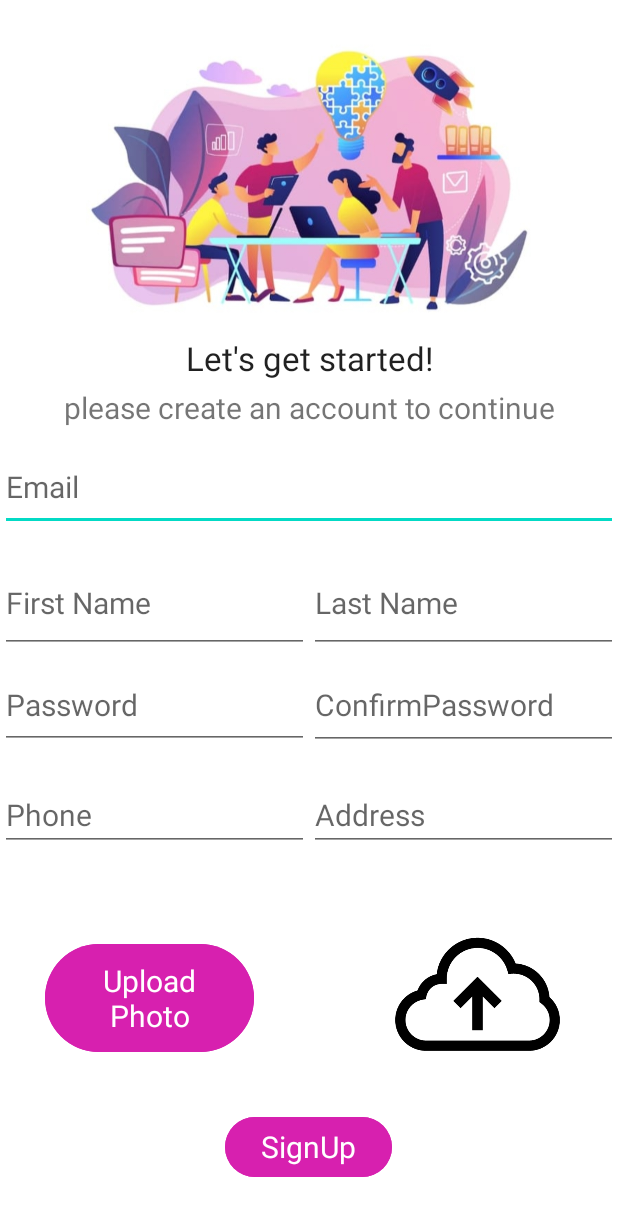
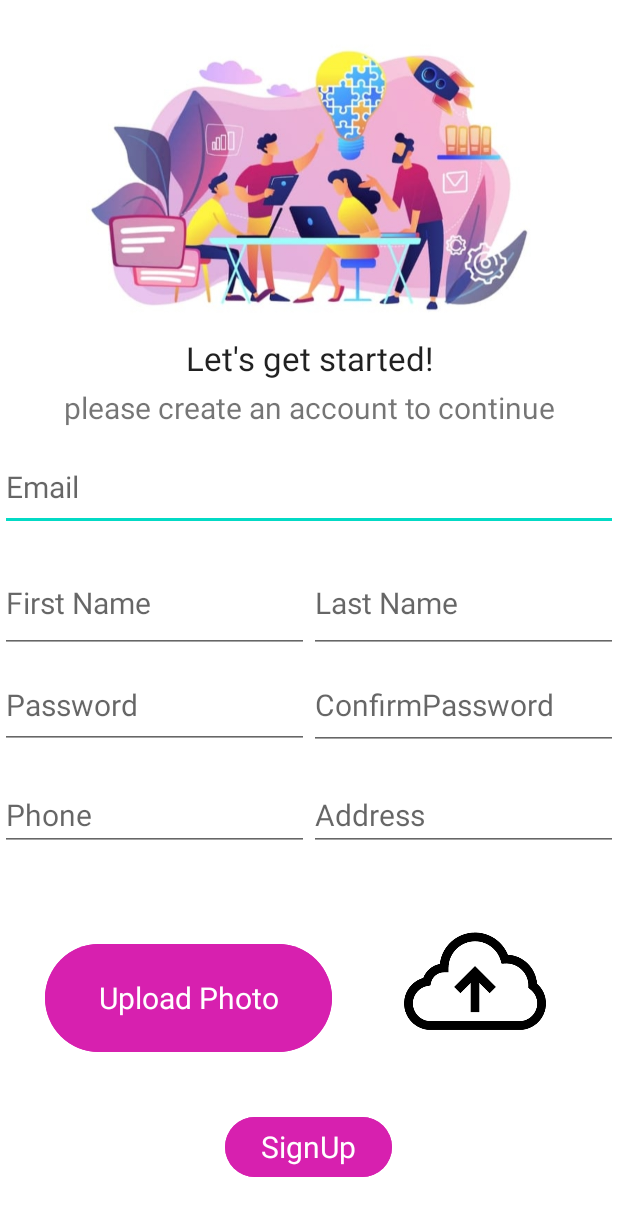
Before and after one commit to Alaasehwail12/ProjectApp, an Android app: the layout fragment_trainee_sign_up.xml on its own in the app's theme, with its tools: preview values and no code run, on a phone screen of 412 x 824 dp. Shown: the top 1216 px of the screen. Run offline under Robolectric (Android 15) with nearby library versions, the phone set to English and light mode, and no system bars.

Commit message:
edit classes

```diff
--- a/app/src/main/java/com/example/projectlabandroid/DataBaseHelper.java
+++ b/app/src/main/java/com/example/projectlabandroid/DataBaseHelper.java
@@ -77,12 +77,13 @@ public class DataBaseHelper extends SQLiteOpenHelper {
             contentValues.put("LASTNAME", user.getLast_name());
             contentValues.put("PASSWORD", user.getPassword());
             contentValues.put("PHOTO", user.getPhoto());
-            contentValues.put("PHONE", user.getMobile_number());
+            contentValues.put("mobile_number", user.getMobile_number());
             contentValues.put("ADDRESS", user.getAddress());
             contentValues.put("SPECIALIZATION", user.getSpecialization());
             contentValues.put("DEGREE", user.getDegree());
             sqLiteDatabase.insert("instructor", null, contentValues);
-            return true;}
+            return true;
+        }
         return false;
 
     }
--- a/app/src/main/res/layout/fragment_trainee_sign_up.xml
+++ b/app/src/main/res/layout/fragment_trainee_sign_up.xml
@@ -162,13 +162,12 @@
                     app:rippleColor="#BD5358" />
 
                 <ImageView
-                    android:id="@+id/imageView2"
-                    android:layout_width="259dp"
-                    android:layout_height="match_parent"
-                    android:layout_marginLeft="25dp"
+                    android:id="@+id/imageView_trniee"
+                    android:layout_width="151dp"
+                    android:layout_height="108dp"
+                    android:layout_marginRight="30dp"
                     android:layout_weight="1"
-                    app:srcCompat="@drawable/upload"
-                    />
+                    app:srcCompat="@drawable/upload" />
             </LinearLayout>
 
             <Button
```
Also changed, not shown: app/src/main/java/com/example/projectlabandroid/adminSignUpFragment.java (+21 -23 lines), app/src/main/java/com/example/projectlabandroid/instructorSignupFragment.java (+35 -36 lines), app/src/main/java/com/example/projectlabandroid/logIn.java (+3 -12 lines), app/src/main/java/com/example/projectlabandroid/traineeSignUpFragment.java (+32 -26 lines).
